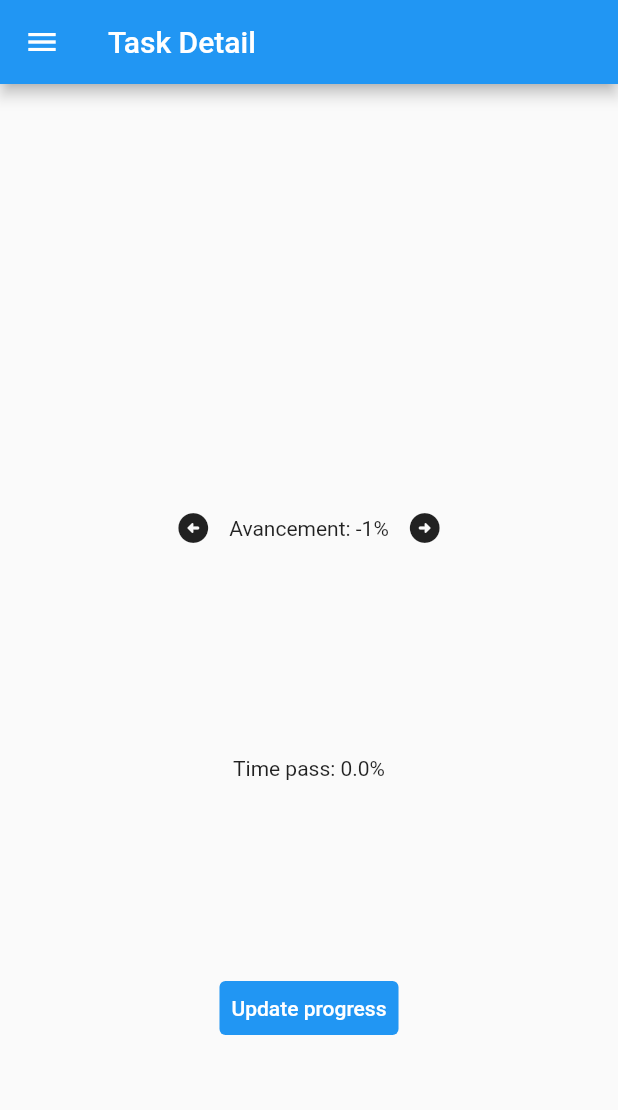
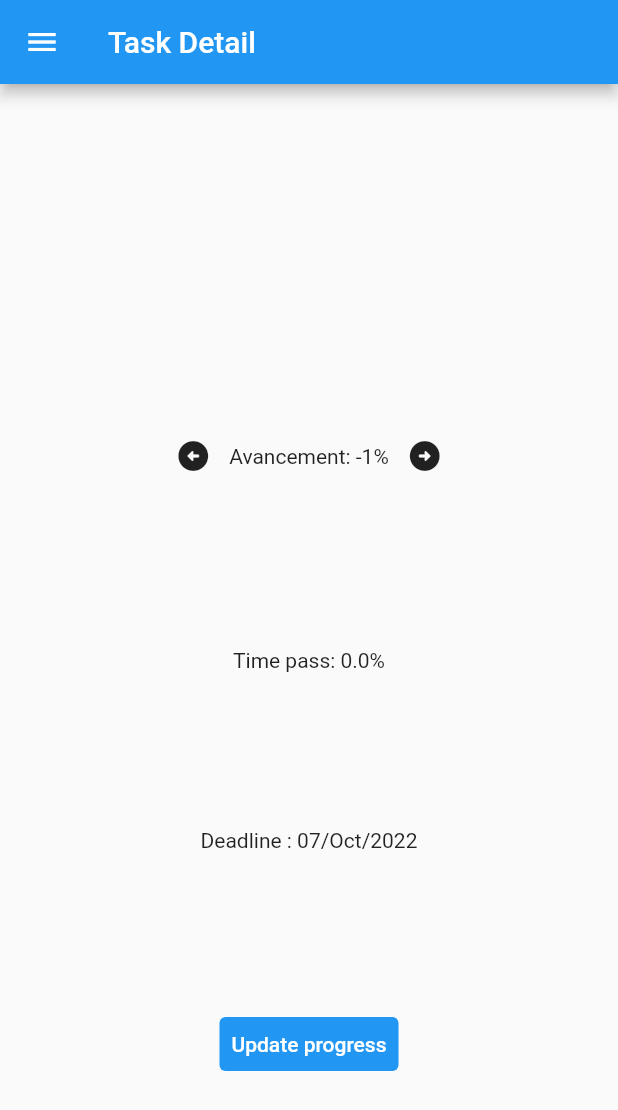
Before and after one commit to leephongtrang/A21-4205N6-KickMyFlutter-Trang, a Flutter app: the TaskDetail screen opened directly with empty values, after a tap on the "arrow circle left" icon, on a phone screen of 412 x 824 dp. Shown: the top 1110 px of the screen. Run offline on Flutter 3.47's test engine with Material 2 defaults, Android fonts, the phone set to English and light mode, and no system bars; our stand-ins replace cookie_jar, dio, dio_cookie_manager, syncfusion_flutter_datepicker; missing offline and left inert: dart:ffi; network calls fail.

Commit message:
FCT Tâche
L'interface de détail affiche les informations reçus et met à jour le pourcentage d'avancement sur le serveur.

```diff
--- a/tp_5n6/lib/http_lib.dart
+++ b/tp_5n6/lib/http_lib.dart
@@ -14,10 +14,13 @@ class SingletonDio {
     return dio;
   }
 
+  static String urlAndroid = "http://10.0.2.2:8080/api/";
+  static String urliOS = "http://127.0.0.1:8080/api/";
+
   static Future<SigninResponse> signup(SignupRequest s) async {
     try {
       var response = await getDio().post(
-          'http://10.0.2.2:8080/api/id/signup',//iOS 127.0.0.1:8080
+          '${urlAndroid}id/signup',
           data: s//TODO flutter clean avant de remettre le TP
       );
 
@@ -34,7 +37,7 @@ class SingletonDio {
   static Future<SigninResponse> signin(SigninRequest s) async {
     try {
       var response = await getDio().post(
-          'http://10.0.2.2:8080/api/id/signin',//iOS 127.0.0.1:8080
+          '${urlAndroid}id/signin',//iOS 127.0.0.1:8080
           data: s
       );
 
@@ -49,7 +52,7 @@ class SingletonDio {
   static Future<String> signout() async {
     try {
       var response = await getDio().post(
-        'http://10.0.2.2:8080/api/id/signout',//iOS 127.0.0.1:8080
+        '${urlAndroid}id/signout',//iOS 127.0.0.1:8080
 
       );
       print(response);
@@ -64,7 +67,7 @@ class SingletonDio {
   static Future<String> addTask(AddTaskRequest a) async {
     try {
       var response = await getDio().post(
-          'http://10.0.2.2:8080/api/add',//iOS 127.0.0.1:8080
+          '${urlAndroid}add',//iOS 127.0.0.1:8080
           data: a
       );
       print(response);
@@ -76,10 +79,10 @@ class SingletonDio {
     }
   }
 
-  static Future<String> update(Long id, int value) async {
+  static Future<String> update(int id, int value) async {
     try {
       var response = await getDio().get(
-        'http://10.0.2.2:8080/api/progress/$id/$value',//iOS 127.0.0.1:8080
+        '${urlAndroid}progress/$id/$value',//iOS 127.0.0.1:8080
       );
       print(response);
       return response.data;
@@ -93,7 +96,7 @@ class SingletonDio {
   static Future<List<HomeItemResponse>> home() async {
     try {
       var response = await getDio().get(
-        'http://10.0.2.2:8080/api/home',//iOS 127.0.0.1:8080
+        '${urlAndroid}home',//iOS 127.0.0.1:8080
       );
 
       var listJSON = response.data as List;
@@ -111,7 +114,23 @@ class SingletonDio {
     }
   }
 
+  static Future<TaskDetailResponse> detail(int id) async {
+    try {
+      var response = await getDio().get(
+        '${urlAndroid}detail/$id'
+      );
+      print(response.data);
+
+      return TaskDetailResponse.fromJson(response.data);
+    }
+    catch (e) {
+      print(e);
+      throw(e);
+    }
+  }
 }
+
+
 
 /*Future<String> cookieDemo() async {
   var response = await SingletonDio.getDio().get('http://exercices-web.herokuapp.com/exos/cookie/echo');
--- a/tp_5n6/lib/taskDetail.dart
+++ b/tp_5n6/lib/taskDetail.dart
@@ -2,6 +2,7 @@ import 'package:flutter/material.dart';
 import 'package:tp_5n6/addTask.dart';
 import 'package:tp_5n6/logIn.dart';
 import 'package:tp_5n6/transfer.dart';
+import 'package:intl/intl.dart';
 
 import 'http_lib.dart';
 import 'main.dart';
@@ -14,10 +15,20 @@ class TaskDetail extends StatefulWidget{
 }
 
 class TaskDetailPage extends State<TaskDetail>{
+  TaskDetailResponse task = TaskDetailResponse();
 
+  void initState() {
+    _getDetail(widget.id);
+  }
 
-  HomeItemResponse task = HomeItemResponse();
+  Future<void> _getDetail(int id) async {
+    task = await SingletonDio.detail(id);
+    setState(() {});
+  }
 
+  Future<void> _update() async {
+    var response = await SingletonDio.update(task.id, task.percentageDone);
+  }
 
   _plusOneProgress(){
     setState(() {
@@ -61,7 +72,9 @@ class TaskDetailPage extends State<TaskDetail>{
               ],
             ),
             Text('Time pass: ${task.percentageTimeSpent}%'),
-            TextButton(onPressed: () {
+            Text('Deadline : ${DateFormat('dd/MMM/yyyy').format(task.deadline)}'),
+            TextButton(onPressed: () async {
+              await _update();
               Navigator.push(context, MaterialPageRoute(builder: (context) => Main()));
             },
               style: TextButton.styleFrom(
--- a/tp_5n6/lib/transfer.dart
+++ b/tp_5n6/lib/transfer.dart
@@ -67,3 +67,31 @@ class HomeItemResponse {
   factory HomeItemResponse.fromJson(Map<String, dynamic> json) => _$HomeItemResponseFromJson(json);
   Map<String, dynamic> toJson() => _$HomeItemResponseToJson(this);
 }
+
+@JsonSerializable()
+class TaskDetailResponse{
+  TaskDetailResponse();
+
+  int id = 0;
+  String name = '';
+  @JsonKey(fromJson: _fromJson, toJson: _toJson)
+  DateTime deadline = DateTime.now();
+  List<ProgressEvent> events = [];
+  int percentageDone = 0;
+  double percentageTimeSpent = 0.0;
+
+  factory TaskDetailResponse.fromJson(Map<String, dynamic> json) => _$TaskDetailResponseFromJson(json);
+  Map<String, dynamic> toJson() => _$TaskDetailResponseToJson(this);
+}
+
+@JsonSerializable()
+class ProgressEvent{
+  ProgressEvent();
+
+  int value = 0;
+  @JsonKey(fromJson: _fromJson, toJson: _toJson)
+  DateTime timestamp = DateTime.now();
+
+  factory ProgressEvent.fromJson(Map<String, dynamic> json) => _$ProgressEventFromJson(json);
+  Map<String, dynamic> toJson() => _$ProgressEventToJson(this);
+}
```
Also changed, not shown: tp_5n6/lib/transfer.g.dart.
